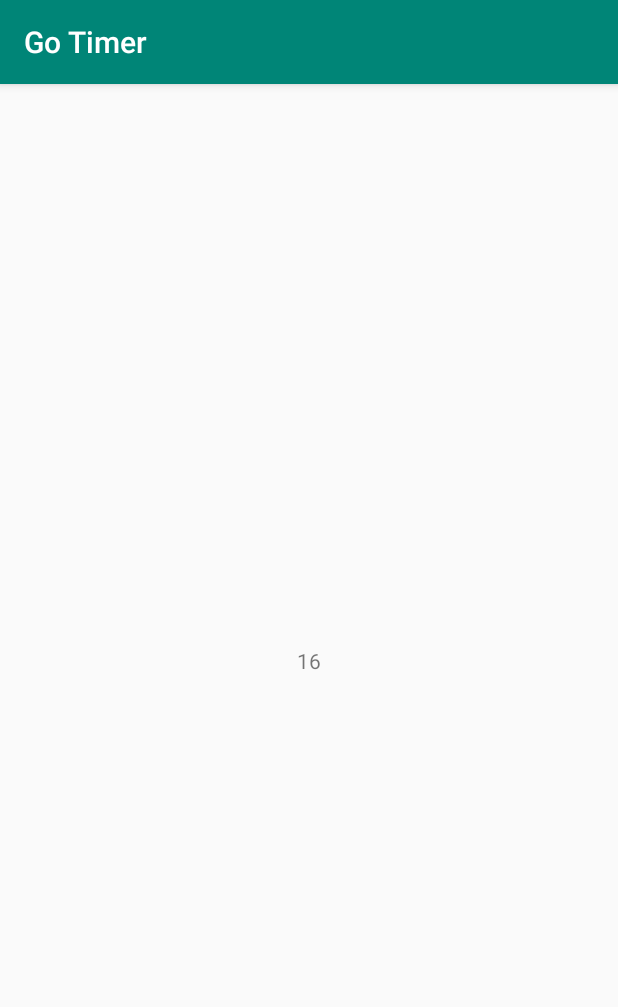
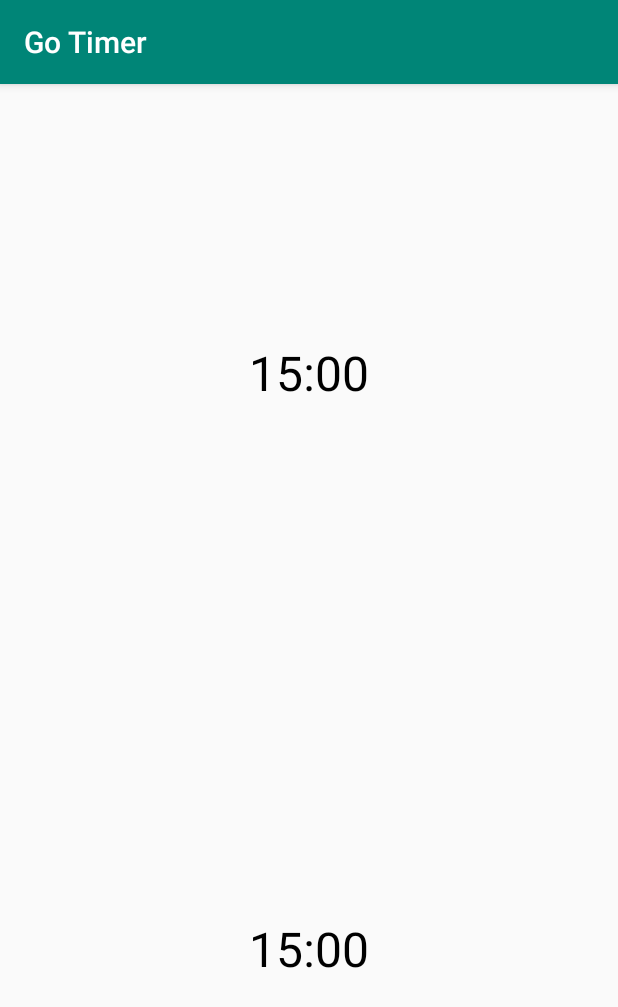
Before and after one commit to huhx0015/RPGCharacterDirectory, an Android app: the screen it shows after launch (MainActivity), on a phone screen of 412 x 824 dp. Shown: the top 1007 px of the screen. Run offline under Robolectric (Android 15) with nearby library versions, the phone set to English and light mode, and no system bars; our stand-ins replace RxJava; 1 statement that could not run was skipped.

Commit message:
Added separate timer sides and TimerFragments for each player

```diff
--- a/app/src/main/java/com/huhx0015/gotimer/MainActivity.kt
+++ b/app/src/main/java/com/huhx0015/gotimer/MainActivity.kt
@@ -7,25 +7,49 @@ import io.reactivex.disposables.CompositeDisposable
 import kotlinx.android.synthetic.main.activity_main.*
 
 class MainActivity : AppCompatActivity() {
-
     private var compositeDisposable: CompositeDisposable = CompositeDisposable()
     private lateinit var viewModel: MainViewModel
+    private lateinit var viewModelFactory: ViewModelFactory
+
+    companion object {
+        private const val TOP_TIMER = "TopTimerFragment"
+        private const val BOTTOM_TIMER = "BottomTimerFragment"
+    }
 
     override fun onCreate(savedInstanceState: Bundle?) {
         super.onCreate(savedInstanceState)
 
         initView()
+        initFragments(savedInstanceState)
         initViewModel()
-
-        viewModel.startTimer(25, timeRemaining)
     }
 
     private fun initView() {
         setContentView(R.layout.activity_main)
     }
 
+    private fun initFragments(savedInstanceState: Bundle?) {
+        val topTimerFragment: TimerFragment
+        val bottomTimerFragment: TimerFragment
+
+        if (savedInstanceState != null) {
+            topTimerFragment = supportFragmentManager.getFragment(savedInstanceState, TOP_TIMER) as TimerFragment
+            bottomTimerFragment = supportFragmentManager.getFragment(savedInstanceState, BOTTOM_TIMER) as TimerFragment
+        } else {
+            topTimerFragment = TimerFragment.newInstance(15)
+            bottomTimerFragment = TimerFragment.newInstance(15)
+        }
+
+        supportFragmentManager.beginTransaction().apply {
+            add(R.id.topTimerSide, topTimerFragment, TOP_TIMER)
+            add(R.id.bottomTimerSide, bottomTimerFragment, BOTTOM_TIMER)
+            commitAllowingStateLoss()
+        }
+    }
+
     private fun initViewModel() {
-        viewModel = ViewModelProviders.of(this).get(MainViewModel::class.java)
+        viewModelFactory = ViewModelFactory()
+        viewModel = ViewModelProviders.of(this, viewModelFactory).get(MainViewModel::class.java)
     }
 
     override fun onDestroy() {
--- a/app/src/main/java/com/huhx0015/gotimer/MainViewModel.kt
+++ b/app/src/main/java/com/huhx0015/gotimer/MainViewModel.kt
@@ -16,7 +16,13 @@ class MainViewModel(application: Application) : AndroidViewModel(application) {
 
     private var compositeDisposable: CompositeDisposable = CompositeDisposable()
 
-    fun startTimer(seconds: Long, timeRemaining: TextView) {
+    private var isStarted: Boolean = false
+    private var timeRemaining: Long = 0
+
+    fun startTimer(seconds: Long, timeRemainingText: TextView) {
+        isStarted = true
+         timeRemaining = seconds
+
         val subscription = Observable.interval(0, 1, TimeUnit.SECONDS)
             .take(seconds + 1)
             .map {
@@ -29,14 +35,23 @@ class MainViewModel(application: Application) : AndroidViewModel(application) {
             .observeOn(AndroidSchedulers.mainThread())
             .subscribeBy(
                 onNext = {
-                    timeRemaining.text = it.toString()
+                    timeRemaining = it
+                    timeRemainingText.text = it.toString()
+
+                    // Check if app is started or not
+                    if (isStarted) {
+
+
+
+                    }
+
                     Log.d("TEST", "onNext: $it")
                 }, // onNext
                 onError = {
                     Log.e("TEST", "onError: " + it.message)
                 }, // onError
                 onComplete = {
-                    timeRemaining.text = "FINISHED!"
+                    timeRemainingText.text = "FINISHED!"
                     Log.d("TEST", "onCompleted ")
                 } // onCompleted
             )
@@ -48,4 +63,8 @@ class MainViewModel(application: Application) : AndroidViewModel(application) {
         super.onCleared()
         compositeDisposable.dispose()
     }
+
+    fun isTimerStarted(isStart: Boolean) {
+        isStarted = isStart
+    }
 }
--- /dev/null
+++ b/app/src/main/java/com/huhx0015/gotimer/TimerFragment.kt
@@ -0,0 +1,27 @@
+package com.huhx0015.gotimer
+
+import android.os.Bundle
+import android.view.LayoutInflater
+import android.view.View
+import android.view.ViewGroup
+import androidx.fragment.app.Fragment
+
+class TimerFragment : Fragment() {
+
+    companion object {
+        private const val KEY_START_TIME = "start_time"
+
+        fun newInstance(startTime: Long): TimerFragment {
+            val bundle = Bundle()
+            bundle.putLong(KEY_START_TIME, startTime)
+
+            val timerFragment = TimerFragment()
+            timerFragment.arguments = bundle
+            return timerFragment
+        }
+    }
+
+    override fun onCreateView(inflater: LayoutInflater, container: ViewGroup?, savedInstanceState: Bundle?): View? {
+        return inflater.inflate(R.layout.fragment_timer, container, false)
+    }
+}
--- /dev/null
+++ b/app/src/main/java/com/huhx0015/gotimer/ViewModelFactory.kt
@@ -0,0 +1,11 @@
+package com.huhx0015.gotimer
+
+import androidx.lifecycle.ViewModel
+import androidx.lifecycle.ViewModelProvider
+
+class ViewModelFactory: ViewModelProvider.Factory {
+
+    override fun <T : ViewModel?> create(modelClass: Class<T>): T {
+        TODO("not implemented") //To change body of created functions use File | Settings | File Templates.
+    }
+}
--- a/app/src/main/res/layout/activity_main.xml
+++ b/app/src/main/res/layout/activity_main.xml
@@ -7,14 +7,67 @@
     android:layout_height="match_parent"
     tools:context=".MainActivity">
 
-    <TextView
-            android:id="@+id/timeRemaining"
-            android:layout_width="wrap_content"
-            android:layout_height="wrap_content"
-            android:text=""
+    <RelativeLayout
+        android:id="@+id/topTimerSide"
+        android:layout_width="match_parent"
+        android:layout_height="0dp"
+        app:layout_constraintBottom_toTopOf="@id/bottomTimerSide"
+        app:layout_constraintEnd_toEndOf="parent"
+        app:layout_constraintStart_toStartOf="parent"
+        app:layout_constraintTop_toTopOf="parent" />
+
+    <RelativeLayout
+        android:id="@+id/bottomTimerSide"
+        android:layout_width="match_parent"
+        android:layout_height="0dp"
         app:layout_constraintBottom_toBottomOf="parent"
-            app:layout_constraintLeft_toLeftOf="parent"
-            app:layout_constraintRight_toRightOf="parent"
-            app:layout_constraintTop_toTopOf="parent"/>
+        app:layout_constraintEnd_toEndOf="parent"
+        app:layout_constraintStart_toStartOf="parent"
+        app:layout_constraintTop_toBottomOf="@id/topTimerSide" />
+
+    <!--<ViewGroup-->
+        <!--android:id="@+id/bottomTimerSide" />-->
+
+    <!--<androidx.appcompat.widget.AppCompatButton-->
+        <!--android:id="@+id/startButton"-->
+        <!--android:layout_width="wrap_content"-->
+        <!--android:layout_height="wrap_content"-->
+        <!--android:layout_marginStart="8dp"-->
+        <!--android:layout_marginLeft="8dp"-->
+        <!--android:layout_marginEnd="8dp"-->
+        <!--android:layout_marginRight="8dp"-->
+        <!--android:layout_marginBottom="8dp"-->
+        <!--android:text="START"-->
+        <!--app:layout_constraintBottom_toBottomOf="parent"-->
+        <!--app:layout_constraintEnd_toEndOf="parent"-->
+        <!--app:layout_constraintStart_toStartOf="parent" />-->
+
+    <!--<androidx.appcompat.widget.AppCompatButton-->
+        <!--android:id="@+id/stopButton"-->
+        <!--android:layout_width="wrap_content"-->
+        <!--android:layout_height="wrap_content"-->
+        <!--android:layout_marginStart="8dp"-->
+        <!--android:layout_marginLeft="8dp"-->
+        <!--android:layout_marginEnd="8dp"-->
+        <!--android:layout_marginRight="8dp"-->
+        <!--android:layout_marginBottom="8dp"-->
+        <!--android:text="STOP"-->
+        <!--app:layout_constraintBottom_toBottomOf="parent"-->
+        <!--app:layout_constraintEnd_toEndOf="parent"-->
+        <!--app:layout_constraintStart_toEndOf="@+id/startButton" />-->
+
+    <!--&lt;!&ndash;<androidx.appcompat.widget.AppCompatButton&ndash;&gt;-->
+        <!--&lt;!&ndash;android:layout_width="wrap_content"&ndash;&gt;-->
+        <!--&lt;!&ndash;android:layout_height="wrap_content" />&ndash;&gt;-->
+
+    <!--<TextView-->
+        <!--android:id="@+id/timeRemainingText"-->
+        <!--android:layout_width="wrap_content"-->
+        <!--android:layout_height="wrap_content"-->
+        <!--android:text=""-->
+        <!--app:layout_constraintBottom_toBottomOf="parent"-->
+        <!--app:layout_constraintLeft_toLeftOf="parent"-->
+        <!--app:layout_constraintRight_toRightOf="parent"-->
+        <!--app:layout_constraintTop_toTopOf="parent"/>-->
 
 </androidx.constraintlayout.widget.ConstraintLayout>
--- /dev/null
+++ b/app/src/main/res/layout/fragment_timer.xml
@@ -0,0 +1,30 @@
+<?xml version="1.0" encoding="utf-8"?>
+<androidx.constraintlayout.widget.ConstraintLayout
+    xmlns:android="http://schemas.android.com/apk/res/android"
+    xmlns:app="http://schemas.android.com/apk/res-auto"
+    android:layout_width="match_parent"
+    android:layout_height="match_parent">
+
+    <androidx.appcompat.widget.AppCompatTextView
+        android:id="@+id/timeRemainingText"
+        android:layout_width="wrap_content"
+        android:layout_height="wrap_content"
+        android:text="15:00"
+        android:textColor="@android:color/black"
+        android:textSize="32sp"
+        app:layout_constraintBottom_toBottomOf="@+id/doneButton"
+        app:layout_constraintEnd_toEndOf="parent"
+        app:layout_constraintStart_toStartOf="parent"
+        app:layout_constraintTop_toTopOf="parent" />
+
+    <androidx.appcompat.widget.AppCompatButton
+        android:id="@+id/doneButton"
+        android:background="@android:color/transparent"
+        android:layout_width="match_parent"
+        android:layout_height="match_parent"
+        app:layout_constraintBottom_toBottomOf="parent"
+        app:layout_constraintEnd_toEndOf="parent"
+        app:layout_constraintStart_toStartOf="parent"
+        app:layout_constraintTop_toTopOf="parent" />
+
+</androidx.constraintlayout.widget.ConstraintLayout>
```
Lines whose indentation alone changed are shown as unchanged.
